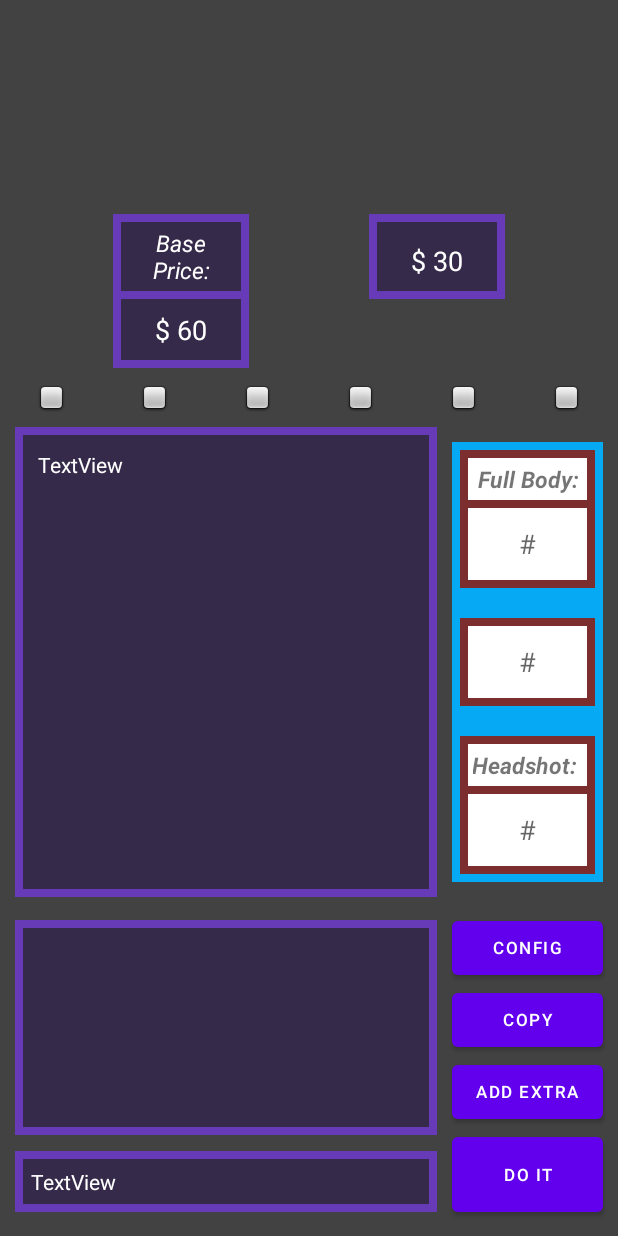
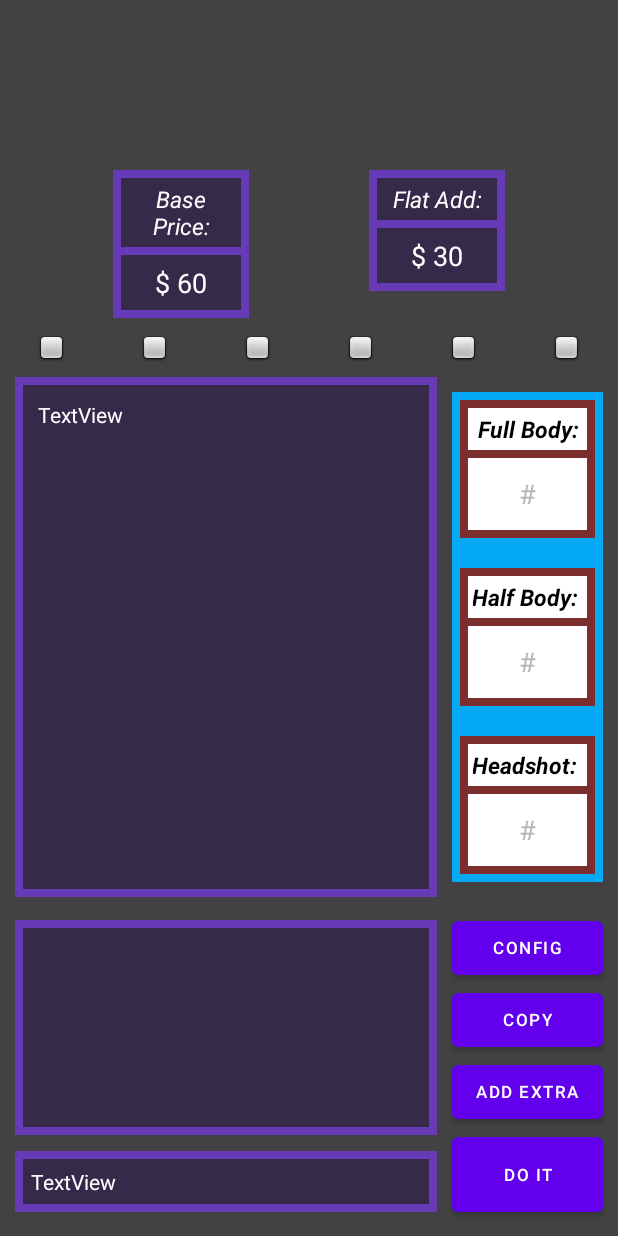
Before and after one commit to CJtr2/SharpComissionCalc, an Android app: the screen it shows after launch (MainActivity), on a phone screen of 412 x 824 dp. Run offline under Robolectric (Android 15) with nearby library versions, the phone set to English and light mode, and no system bars.

Commit message:
-Finalized Initial Main Menu Layout -Begun internal code

```diff
--- a/app/src/main/AndroidManifest.xml
+++ b/app/src/main/AndroidManifest.xml
@@ -11,7 +11,8 @@
         android:theme="@style/Theme.ComissionCalc">
         <activity
             android:name=".MainActivity"
-            android:exported="true">
+            android:exported="true"
+            android:windowSoftInputMode="adjustPan"> >
             <intent-filter>
                 <action android:name="android.intent.action.MAIN" />
 
--- a/app/src/main/java/com/example/comissioncalc/MainActivity.java
+++ b/app/src/main/java/com/example/comissioncalc/MainActivity.java
@@ -2,15 +2,118 @@ package com.example.comissioncalc;
 
 import androidx.appcompat.app.AppCompatActivity;
 
+import android.content.DialogInterface;
 import android.os.Bundle;
+import android.view.KeyEvent;
+import android.view.View;
+import android.widget.Button;
+import android.widget.EditText;
+import android.widget.TextView;
+
+import java.util.Locale;
 
 public class MainActivity extends AppCompatActivity {
+
+    //activity declarations=================================
+    public TextView baseText;
+    public TextView flatText;
+
+    public EditText fbEntry;
+    public EditText hbEntry;
+    public EditText hsEntry;
+
+    public TextView pricesFieldText;
+    public TextView finalpriceText;
+
+    public Button config;
+    public Button copy;
+    public Button addExtra;
+    public Button calculate;
+
+    //internal declarations===============================
+    public int fb;
+    public int hb;
+    public int hs;
+
+    public double basePrice;
+    public double flatPrice;
+
+    public int discountPer1;
+    public int discountpercent;
+
+    public int hbNumer;
+    public int hbDenom;
+    public int hsNumer;
+    public int hsDenom;
+
+    public double preExtraFinal;
+
+
 
     @Override
     protected void onCreate(Bundle savedInstanceState) {
         super.onCreate(savedInstanceState);
         setContentView(R.layout.activity_main);
 
+
+        //activity elements declaration
+        baseText = findViewById(R.id.curBaseText);
+        flatText = findViewById(R.id.curFlatText);
+
+        fbEntry = findViewById(R.id.fullBodyNum);
+        hbEntry = findViewById(R.id.halfBodyNum);
+        hsEntry = findViewById(R.id.headshotNum);
+
+        pricesFieldText = findViewById(R.id.pricesText);
+        finalpriceText = findViewById(R.id.finalPriceText);
+
+        config = findViewById(R.id.configBtn);
+        copy = findViewById(R.id.copyBtn);
+        addExtra = findViewById(R.id.addExtraBtn);
+        calculate = findViewById(R.id.calcBtn);
+
+
+        //internal declarations
+        basePrice = 60.0;
+        flatPrice = 30.0;
+
+
+        //do stuff
+        baseText.setText("$ " + String.format(Locale.ROOT,"%,.0f", basePrice));
+        flatText.setText("$ " + String.format(Locale.ROOT,"%,.0f", flatPrice));
+
+
+        View.OnKeyListener updatePrice = (view, keyCode, keyEvent) -> {
+            if((keyEvent.getAction() == KeyEvent.ACTION_DOWN) && (keyCode == KeyEvent.KEYCODE_ENTER)){
+                updatePriceText();
+                return true;
+            }
+            return false;
+        };
+
+        View.OnClickListener clearText = view -> {
+            if(view instanceof EditText){
+                ((EditText) view).setText("");
+            }
+        };
+
+        View.OnFocusChangeListener clearTextFocus = (view, hasFocus) -> {
+            if(view instanceof  EditText && hasFocus){
+                ((EditText) view).setText("");
+            }
+        };
+
+        fbEntry.setOnKeyListener(updatePrice);
+        hbEntry.setOnKeyListener(updatePrice);
+        hsEntry.setOnKeyListener(updatePrice);
+
+        fbEntry.setOnClickListener(clearText);
+        hbEntry.setOnClickListener(clearText);
+        hsEntry.setOnClickListener(clearText);
+
+        fbEntry.setOnFocusChangeListener(clearTextFocus);
+        hbEntry.setOnFocusChangeListener(clearTextFocus);
+        hsEntry.setOnFocusChangeListener(clearTextFocus);
 
         //notes:
         /*
@@ -39,4 +142,9 @@ public class MainActivity extends AppCompatActivity {
 
         */
     }
+
+    public void updatePriceText(){
+        String out = "";
+        pricesFieldText.setText("Pressed: ");
+    }
 }
--- a/app/src/main/res/layout/activity_main.xml
+++ b/app/src/main/res/layout/activity_main.xml
@@ -108,6 +108,7 @@
                 android:gravity="center"
                 android:padding="3dp"
                 android:text="Full Body:"
+                android:textColor="@color/black"
                 android:textSize="15sp"
                 android:textStyle="bold|italic" />
 
@@ -121,7 +122,9 @@
                 android:gravity="center"
                 android:hint="#"
                 android:inputType="number"
-                android:minHeight="48dp" />
+                android:minHeight="48dp"
+                android:textColor="@color/black"
+                android:textColorHint="#B6B6B6" />
         </RelativeLayout>
 
         <RelativeLayout
@@ -142,6 +145,7 @@
                 android:gravity="center"
                 android:padding="3dp"
                 android:text="Half Body: "
+                android:textColor="@color/black"
                 android:textSize="15sp"
                 android:textStyle="bold|italic" />
 
@@ -149,13 +153,15 @@
                 android:id="@+id/halfBodyNum"
                 android:layout_width="match_parent"
                 android:layout_height="wrap_content"
+                android:layout_below="@id/halfBodyText"
                 android:background="@color/white"
                 android:ems="3"
                 android:gravity="center"
                 android:hint="#"
                 android:inputType="number"
                 android:minHeight="48dp"
-                tools:layout_below="@id/halfBodyText" />
+                android:textColor="@color/black"
+                android:textColorHint="#B6B6B6" />
         </RelativeLayout>
 
         <RelativeLayout
@@ -177,6 +183,7 @@
                 android:gravity="center"
                 android:padding="3dp"
                 android:text="Headshot: "
+                android:textColor="@color/black"
                 android:textSize="15sp"
                 android:textStyle="bold|italic" />
 
@@ -190,7 +197,9 @@
                 android:gravity="center"
                 android:hint="#"
                 android:inputType="number"
-                android:minHeight="48dp" />
+                android:minHeight="48dp"
+                android:textColor="@color/black"
+                android:textColorHint="#B6B6B6" />
         </RelativeLayout>
     </RelativeLayout>
 
@@ -229,6 +238,7 @@
             android:paddingEnd="10dp">
 
             <LinearLayout
+                android:id="@+id/extrasList"
                 android:layout_width="match_parent"
                 android:layout_height="match_parent"
                 android:orientation="vertical" />
@@ -285,6 +295,16 @@
         android:background="#673AB7"
         android:padding="5dp">
 
+        <ScrollView
+            android:layout_width="match_parent"
+            android:layout_height="match_parent"
+            android:fillViewport="true">
+
+            <LinearLayout
+                android:layout_width="match_parent"
+                android:layout_height="match_parent"
+                android:orientation="vertical">
+
                 <TextView
                     android:id="@+id/pricesText"
                     android:layout_width="match_parent"
@@ -293,6 +313,8 @@
                     android:padding="10dp"
                     android:text="TextView"
                     android:textColor="@color/white" />
+            </LinearLayout>
+        </ScrollView>
     </RelativeLayout>
 
     <RelativeLayout
@@ -332,7 +354,7 @@
                 android:layout_marginTop="5dp"
                 android:background="#352A49"
                 android:gravity="center"
-                android:padding="8dp"
+                android:padding="6dp"
                 android:text="$ 60"
                 android:textColor="@color/white"
                 android:textSize="18sp" />
@@ -364,16 +386,16 @@
                 android:id="@+id/curFlatText"
                 android:layout_width="wrap_content"
                 android:layout_height="wrap_content"
+                android:layout_below="@id/curFlatTitle"
                 android:layout_alignStart="@id/curFlatTitle"
                 android:layout_alignEnd="@id/curFlatTitle"
                 android:layout_marginTop="5dp"
                 android:background="#352A49"
                 android:gravity="center"
-                android:padding="8dp"
+                android:padding="6dp"
                 android:text="$ 30"
                 android:textColor="@color/white"
-                android:textSize="18sp"
-                tools:layout_below="@id/curFlatTitle" />
+                android:textSize="18sp" />
         </RelativeLayout>
     </RelativeLayout>
 
```
Lines whose indentation alone changed are shown as unchanged.
